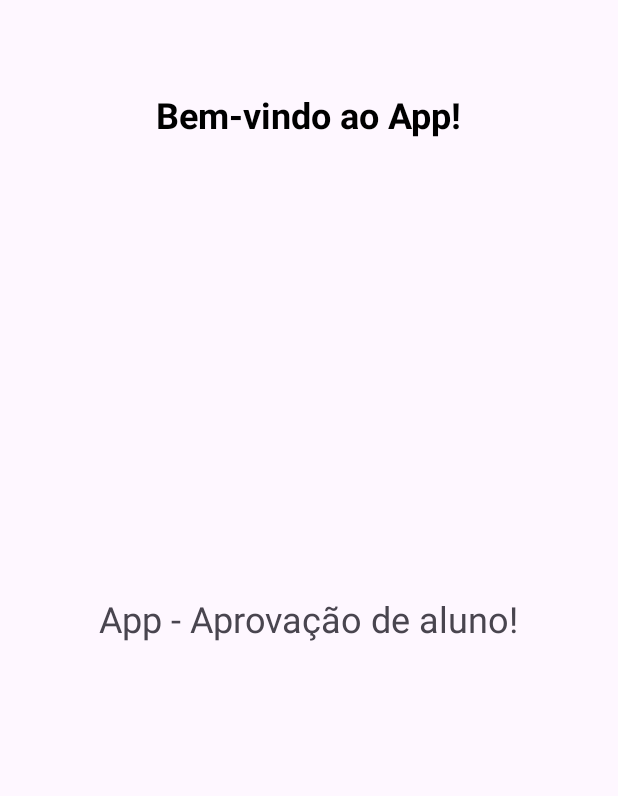
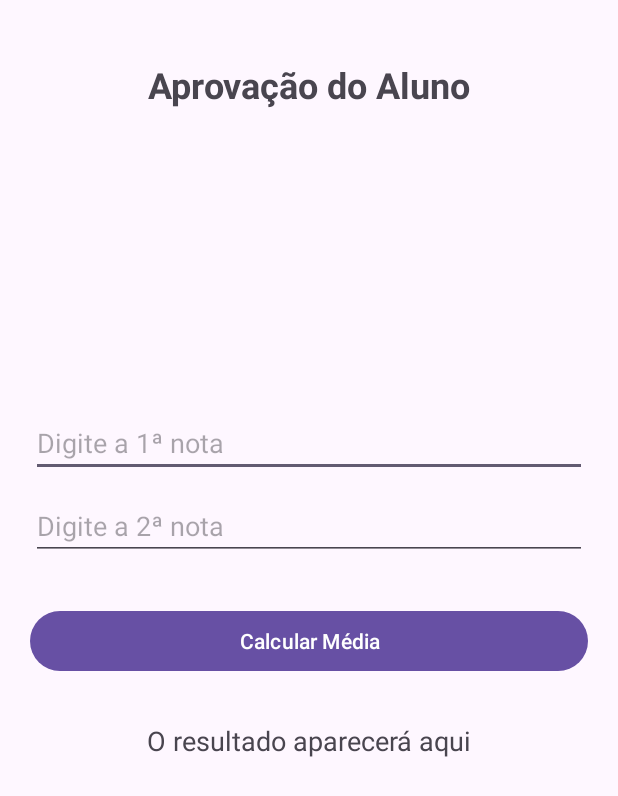
Before and after one commit to Miguel-ectil/aprovApp, an Android app: the screen it shows after launch (MainActivity), on a phone screen of 412 x 824 dp. Shown: the top 796 px of the screen. Run offline under Robolectric (Android 15) with nearby library versions, the phone set to English and light mode, and no system bars.

Commit message:
[ADD] Adicionando código do projeto aprova aluno, o conteudo princuipal está feito agora falta estilizar e melhorar

```diff
--- a/app/src/main/java/com/example/aprovapp/MainActivity.kt
+++ b/app/src/main/java/com/example/aprovapp/MainActivity.kt
@@ -1,20 +1,39 @@
 package com.example.aprovapp
 
 import android.os.Bundle
-import androidx.activity.enableEdgeToEdge
+import android.widget.Button
+import android.widget.EditText
+import android.widget.TextView
 import androidx.appcompat.app.AppCompatActivity
-import androidx.core.view.ViewCompat
-import androidx.core.view.WindowInsetsCompat
 
 class MainActivity : AppCompatActivity() {
     override fun onCreate(savedInstanceState: Bundle?) {
         super.onCreate(savedInstanceState)
-        enableEdgeToEdge()
         setContentView(R.layout.activity_main)
-        ViewCompat.setOnApplyWindowInsetsListener(findViewById(R.id.main)) { v, insets ->
-            val systemBars = insets.getInsets(WindowInsetsCompat.Type.systemBars())
-            v.setPadding(systemBars.left, systemBars.top, systemBars.right, systemBars.bottom)
-            insets
+
+        val edtNota1 = findViewById<EditText>(R.id.edtNota1)
+        val edtNota2 = findViewById<EditText>(R.id.edtNota2)
+        val btnCalcular = findViewById<Button>(R.id.btnCalcular)
+        val txtResultado = findViewById<TextView>(R.id.txtResultado)
+
+        btnCalcular.setOnClickListener {
+            val nota1 = edtNota1.text.toString().toFloatOrNull()
+            val nota2 = edtNota2.text.toString().toFloatOrNull()
+
+            if (nota1 == null || nota2 == null) {
+                txtResultado.text = "Por favor, insira notas válidas."
+                return@setOnClickListener
+            }
+
+            val media = (nota1 + nota2) / 2
+
+            val status = when {
+                media < 4 -> "Reprovado 😞"
+                media >= 4 && media < 6 -> "Prova Substitutiva 😐"
+                else -> "Aprovado 🎉"
+            }
+
+            txtResultado.text = "Média: $media\nSituação: $status"
         }
     }
 }
--- a/app/src/main/res/layout/activity_main.xml
+++ b/app/src/main/res/layout/activity_main.xml
@@ -8,26 +8,65 @@
     tools:context=".MainActivity">
 
     <TextView
-        android:id="@+id/text_hello"
+        android:id="@+id/tvTitle"
         android:layout_width="wrap_content"
         android:layout_height="wrap_content"
-        android:text="Bem-vindo ao App!"
+        android:text="Aprovação do Aluno"
         android:textSize="24sp"
-        android:textColor="#000000"
         android:textStyle="bold"
-        android:layout_marginTop="60dp"
+        android:layout_marginBottom="20dp"
+        android:layout_marginTop="40dp"
         app:layout_constraintTop_toTopOf="parent"
+        app:layout_constraintBottom_toTopOf="@id/edtNota1"
+        app:layout_constraintStart_toStartOf="parent"
+        app:layout_constraintEnd_toEndOf="parent" />
+
+    <EditText
+        android:id="@+id/edtNota1"
+        android:layout_width="0dp"
+        android:layout_height="wrap_content"
+        android:hint="Digite a 1ª nota"
+        android:inputType="numberDecimal"
+        android:layout_marginTop="200dp"
+        app:layout_constraintTop_toBottomOf="@id/tvTitle"
+        app:layout_constraintStart_toStartOf="parent"
+        app:layout_constraintEnd_toEndOf="parent"
+        app:layout_constraintWidth_percent="0.9"
+        />
+
+    <EditText
+        android:id="@+id/edtNota2"
+        android:layout_width="0dp"
+        android:layout_height="wrap_content"
+        android:hint="Digite a 2ª nota"
+        android:inputType="numberDecimal"
+        android:layout_marginTop="10dp"
+        app:layout_constraintTop_toBottomOf="@id/edtNota1"
+        app:layout_constraintStart_toStartOf="parent"
+        app:layout_constraintEnd_toEndOf="parent"
+        app:layout_constraintWidth_percent="0.9" />
+
+    <Button
+        android:id="@+id/btnCalcular"
+        android:layout_width="0dp"
+        android:layout_height="wrap_content"
+        android:text="Calcular Média"
+        android:layout_marginTop="30dp"
+        android:layout_marginLeft="20dp"
+        android:layout_marginRight="20dp"
+        app:layout_constraintTop_toBottomOf="@id/edtNota2"
         app:layout_constraintStart_toStartOf="parent"
         app:layout_constraintEnd_toEndOf="parent" />
 
     <TextView
+        android:id="@+id/txtResultado"
         android:layout_width="wrap_content"
         android:layout_height="wrap_content"
-        android:text="App - Aprovação de aluno!"
-        android:textSize="24sp"
-        app:layout_constraintBottom_toBottomOf="parent"
-        app:layout_constraintEnd_toEndOf="parent"
+        android:text="O resultado aparecerá aqui"
+        android:textSize="18sp"
+        android:layout_marginTop="30dp"
+        app:layout_constraintTop_toBottomOf="@id/btnCalcular"
         app:layout_constraintStart_toStartOf="parent"
-        app:layout_constraintTop_toTopOf="parent" />
+        app:layout_constraintEnd_toEndOf="parent" />
 
 </androidx.constraintlayout.widget.ConstraintLayout>
```
